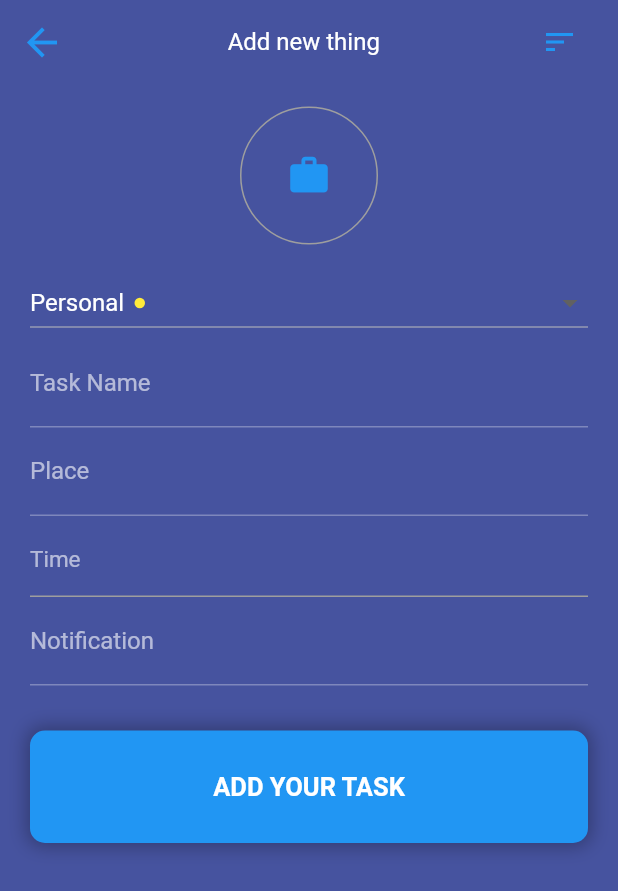
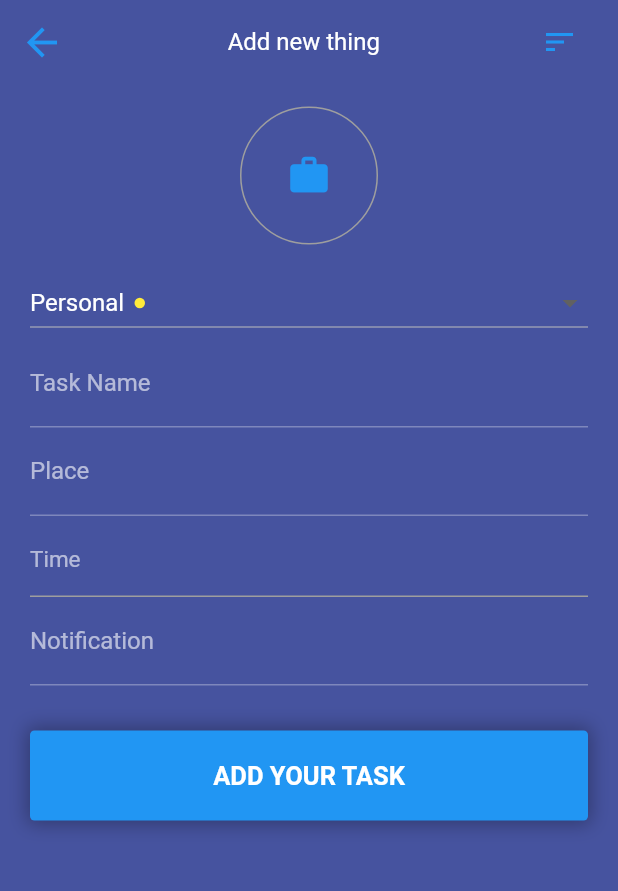
Before and after one commit to hackeR200364/task_app_elred, a Flutter app: the screen it shows after launch, after a tap on "Google Login", after a tap on the "add" icon, on a phone screen of 412 x 824 dp. Shown: the top 891 px of the screen. Run offline on Flutter 3.47's test engine with Material 2 defaults, Android fonts, the phone set to English and light mode, and no system bars; our stand-ins replace animated_text_kit, awesome_dialog, awesome_notifications, cloud_firestore, firebase_auth, firebase_core and 5 more; missing offline and left inert: connectivity_widget, interval_time_picker; accounts and stored records are empty.

```diff
--- a/lib/screens/new_task_screen.dart
+++ b/lib/screens/new_task_screen.dart
@@ -717,7 +717,7 @@ class _NewTaskScreenState extends State<NewTaskScreen> {
                           ),
                           child: Container(
                             width: MediaQuery.of(context).size.width,
-                            height: 75,
+                            height: 60,
                             padding: const EdgeInsets.symmetric(
                               vertical: 20,
                             ),
@@ -730,7 +730,7 @@ class _NewTaskScreenState extends State<NewTaskScreen> {
                                 ),
                               ],
                               color: AppColors.sky,
-                              borderRadius: BorderRadius.circular(10),
+                              borderRadius: BorderRadius.circular(3),
                             ),
                             child: Center(
                               child:
```
